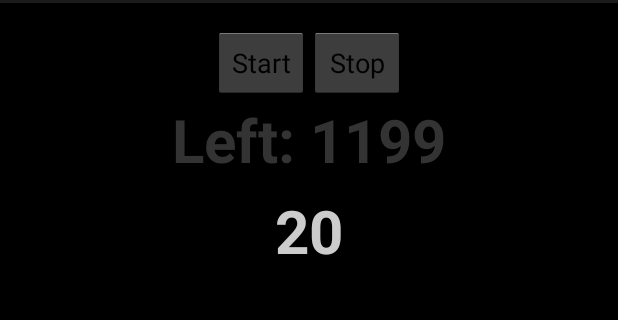
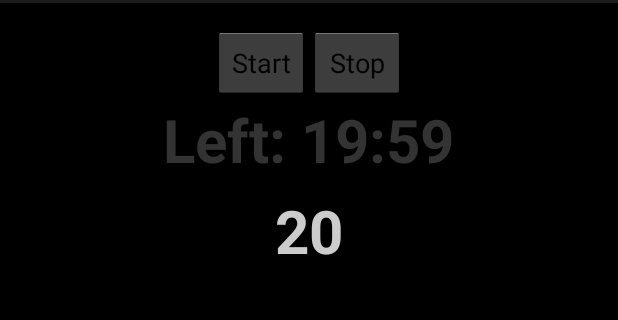
Before and after one commit to gazofnaz/Android-Meditation_Timer, an Android app: the screen it shows after launch (MainActivity), after a tap on "Start", on a phone screen of 412 x 824 dp, the part 69-389 px from its top. Run offline under Robolectric (Android 15) with nearby library versions, the phone set to English and light mode, and no system bars.

Commit message:
Improve countdown display to mm:ss

```diff
--- a/src/main/java/com/gazmx/meditationtimer/MainActivity.java
+++ b/src/main/java/com/gazmx/meditationtimer/MainActivity.java
@@ -74,10 +74,15 @@ public class MainActivity extends Activity {
         //tick each second
         @Override
         public void onTick(long millisUntilFinished) {
+            //get textView object
             final TextView textViewToChange = (TextView) findViewById(R.id.t_duration);
-            textViewToChange.setText(
-                    //@todo convert this to minutes/seconds
-                    "Left: " + millisUntilFinished/1000);
+
+            int seconds = (int) (millisUntilFinished / 1000) % 60 ;
+            int minutes = (int) ((millisUntilFinished / (1000*60)) % 60);
+            //set nice print for time
+            String finishTime=minutes+":"+seconds;
+            //change time in textViews
+            textViewToChange.setText("Left: " + finishTime);
         }
     }
 }
```
